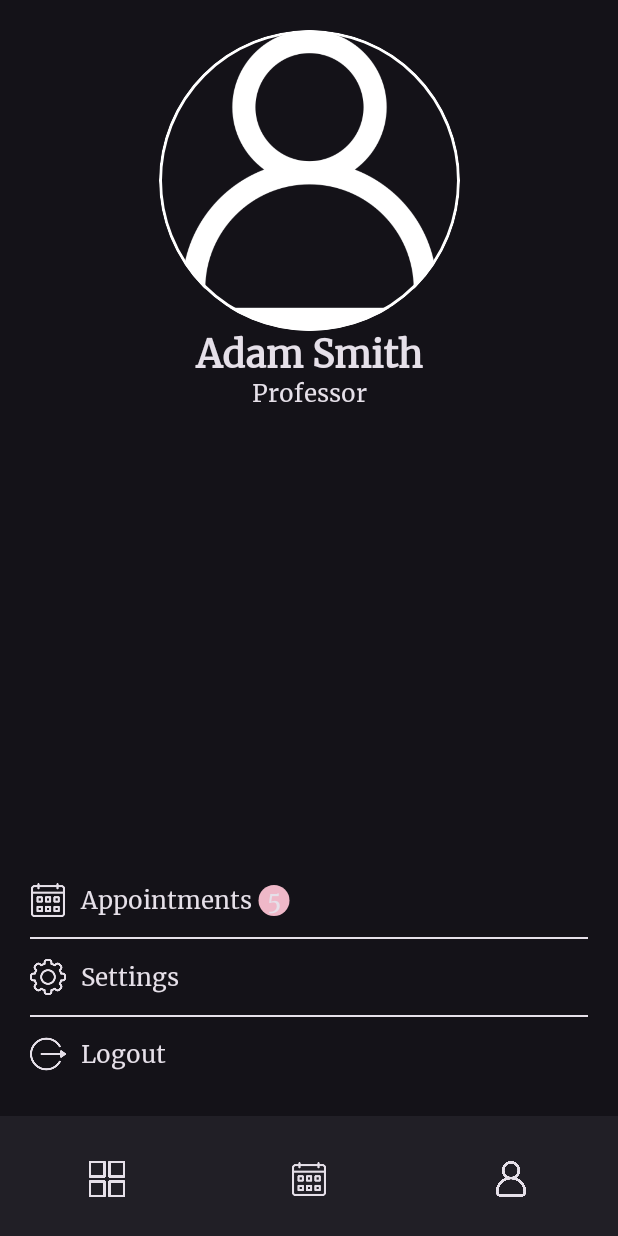
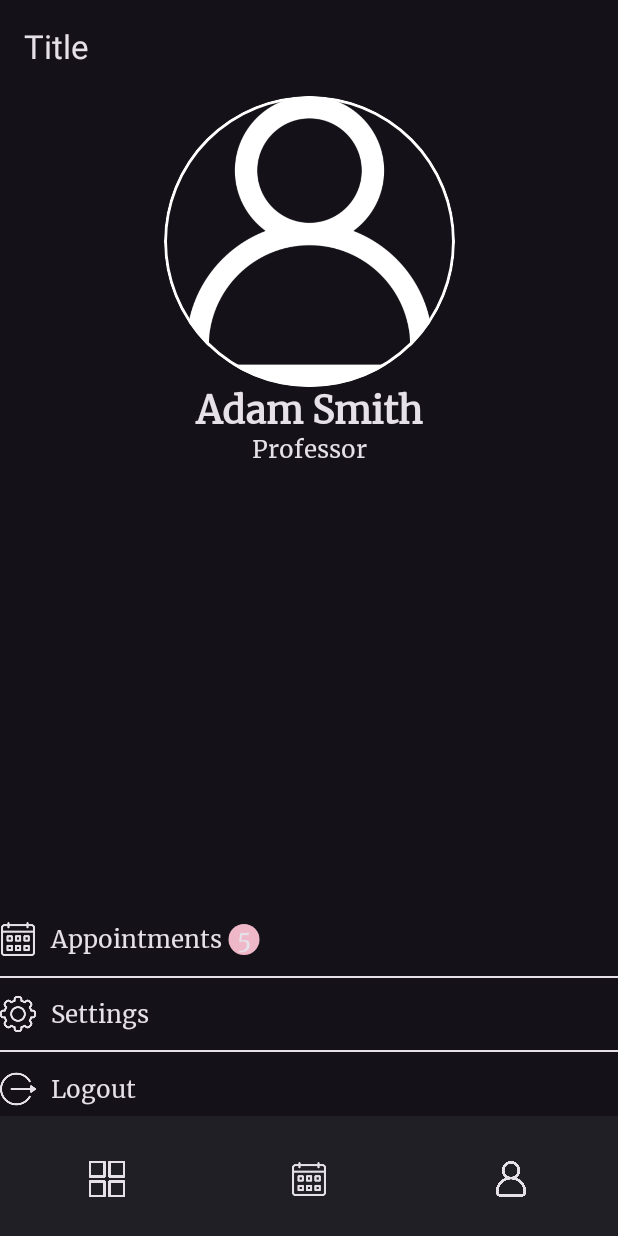
Before and after one commit to ilijaradojkovic/FON_ClassroomManagment_Frontend, an Android app built with Jetpack Compose: the screen it shows after launch (MainActivity), on a phone screen of 412 x 824 dp. Run offline under Robolectric (Android 15) with nearby library versions, the phone set to English and light mode, and no system bars.

Commit message:
Popravljen padding

```diff
--- a/app/src/main/java/com/example/fon_classroommanagment_frontend/Components/Text/Main_Screen.kt
+++ b/app/src/main/java/com/example/fon_classroommanagment_frontend/Components/Text/Main_Screen.kt
@@ -6,6 +6,7 @@ import androidx.compose.foundation.layout.*
 import androidx.compose.foundation.lazy.LazyColumn
 import androidx.compose.material3.ExperimentalMaterial3Api
 import androidx.compose.material3.Scaffold
+import androidx.compose.material3.Text
 import androidx.compose.runtime.Composable
 import androidx.compose.ui.Modifier
 import androidx.compose.ui.graphics.Color
@@ -19,9 +20,12 @@ import com.example.fon_classroommanagment_frontend.Profile_Screen
 fun Main_Screen(){
    Scaffold(topBar = { TopBar()}, bottomBar = { BottonBar()}) {
         Column(modifier = Modifier
-            .fillMaxWidth().fillMaxHeight(0.9f)
-            .padding(20.dp)){
+            .fillMaxWidth()
+
+            .padding(it)){
             Profile_Screen()
+            //Main_Screen()
+            //Text("c")
 //            LazyColumn(){
 //                items(count = 10){
 //                    ClassroomCard()
--- a/app/src/main/java/com/example/fon_classroommanagment_frontend/Components/Text/TopBar.kt
+++ b/app/src/main/java/com/example/fon_classroommanagment_frontend/Components/Text/TopBar.kt
@@ -1,11 +1,16 @@
 package com.example.fon_classroommanagment_frontend.Components.Text
 
-import androidx.compose.material3.MediumTopAppBar
-import androidx.compose.material3.SmallTopAppBar
-import androidx.compose.material3.TopAppBarScrollBehavior
+import android.widget.Toolbar
+import androidx.compose.foundation.background
+import androidx.compose.foundation.layout.Row
+import androidx.compose.foundation.layout.fillMaxWidth
+import androidx.compose.material3.*
 import androidx.compose.runtime.Composable
+import androidx.compose.ui.Modifier
 
 @Composable
 fun TopBar(){
 
+    SmallTopAppBar({Text("Title")})
+
 }
--- a/app/src/main/java/com/example/fon_classroommanagment_frontend/Login_Screen.kt
+++ b/app/src/main/java/com/example/fon_classroommanagment_frontend/Login_Screen.kt
@@ -40,7 +40,7 @@ import com.example.fon_classroommanagment_frontend.Components.Text.Text_Field
         }
         Column(
             modifier = Modifier
-                .clip(MaterialTheme.shapes.medium)
+                //.clip(MaterialTheme.shapes.medium)
                 .weight(3f)
                 .fillMaxWidth()
                 .background(MaterialTheme.colorScheme.background)
--- a/app/src/main/java/com/example/fon_classroommanagment_frontend/MainActivity.kt
+++ b/app/src/main/java/com/example/fon_classroommanagment_frontend/MainActivity.kt
@@ -1,5 +1,6 @@
 package com.example.fon_classroommanagment_frontend
 
+import android.annotation.SuppressLint
 import android.os.Bundle
 import androidx.activity.ComponentActivity
 import androidx.activity.compose.setContent
@@ -21,15 +22,20 @@ import androidx.compose.ui.text.input.KeyboardType
 import androidx.compose.ui.text.input.PasswordVisualTransformation
 import androidx.compose.ui.tooling.preview.Preview
 import androidx.compose.ui.unit.dp
+import com.example.fon_classroommanagment_frontend.Components.Text.BottonBar
 import com.example.fon_classroommanagment_frontend.Components.Text.Main_Screen
 import com.example.fon_classroommanagment_frontend.ui.theme.FON_ClassroomManagment_FrontendTheme
 
 class MainActivity : ComponentActivity() {
+    @SuppressLint("UnusedMaterial3ScaffoldPaddingParameter")
+    @OptIn(ExperimentalMaterial3Api::class)
     override fun onCreate(savedInstanceState: Bundle?) {
         super.onCreate(savedInstanceState)
         setContent {
             FON_ClassroomManagment_FrontendTheme {
-                Main_Screen()
+               // Main_Screen()
+
+              Main_Screen()
             }
         }
     }
```
